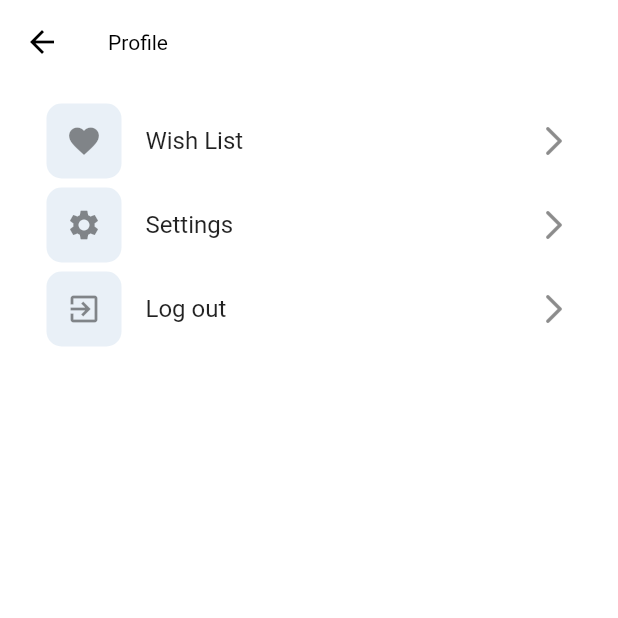
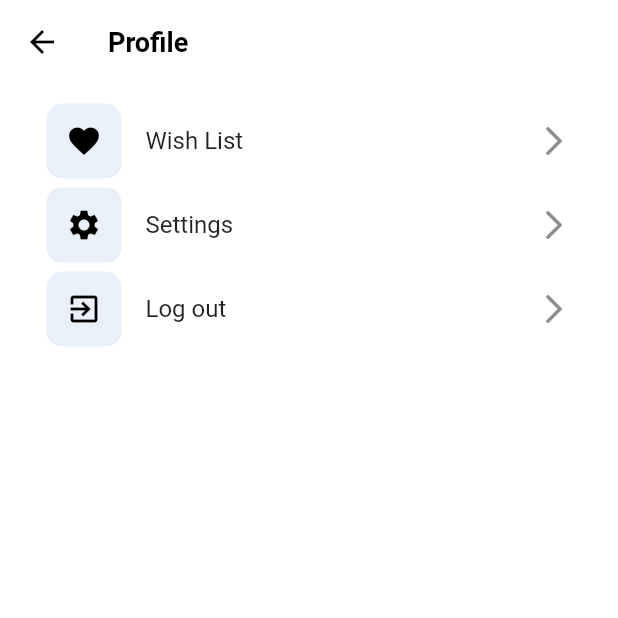
Before and after one commit to RB105/Organico, a Flutter app: the ProfilePage screen opened directly, on a phone screen of 412 x 824 dp, the top half of it. Run offline on Flutter 3.47's test engine with Material 2 defaults, Android fonts, the phone set to English and light mode, and no system bars; our stand-ins replace adaptive_theme, cloud_firestore, firebase_auth, firebase_core, flutter_svg, fluttertoast; accounts and stored records are empty; network calls fail.

Commit message:
soma bugs fixed

```diff
--- a/lib/core/theme/dark_mode.dart
+++ b/lib/core/theme/dark_mode.dart
@@ -7,7 +7,7 @@ class DarkThemeMode {
         elevation: 0.0,
           backgroundColor: Colors.transparent,
           iconTheme: IconThemeData(color: Colors.white),
-          titleTextStyle: TextStyle(color: Colors.white)),
+          titleTextStyle: TextStyle(color: Colors.white,fontWeight: FontWeight.bold,fontSize: 18)),
       listTileTheme: const ListTileThemeData(
 
         iconColor: Colors.white,
--- a/lib/core/theme/light_mode.dart
+++ b/lib/core/theme/light_mode.dart
@@ -5,7 +5,7 @@ class LightThemeMode {
       scaffoldBackgroundColor: const Color(0xffFFFFFF),
       appBarTheme: const AppBarTheme(
           backgroundColor: Colors.transparent,
-          titleTextStyle: TextStyle(color: Colors.black),
+          titleTextStyle: TextStyle(color: Colors.black,fontWeight: FontWeight.bold,fontSize: 18),
           elevation: 0,
           iconTheme: IconThemeData(color: Colors.black)),
       elevatedButtonTheme: ElevatedButtonThemeData(
--- a/lib/view/auth/sign_up_page.dart
+++ b/lib/view/auth/sign_up_page.dart
@@ -116,7 +116,7 @@ the field below to sign in""",
                                 await provider.signUp().then((response) {
                                   if (response) {
                                     Navigator.pushNamedAndRemoveUntil(
-                                        context, '/', (route) => false);
+                                        context, 'currentScreen', (route) => false);
                                   } else if (response == false &&
                                       provider.isRegisteredBefore) {
                                     Navigator.pushNamed(context, 'signIn');
--- a/lib/view/pages/bottom_navigation_pages/profile_page.dart
+++ b/lib/view/pages/bottom_navigation_pages/profile_page.dart
@@ -1,3 +1,5 @@
+// ignore_for_file: use_build_context_synchronously
+
 import 'package:firebase_auth/firebase_auth.dart';
 import 'package:flutter/material.dart';
 
@@ -25,7 +27,7 @@ class ProfilePage extends StatelessWidget {
                           color: const Color(0xffE9F0F7),
                           borderRadius: BorderRadius.circular(10)),
                       child: const Center(
-                        child: Icon(Icons.favorite),
+                        child: Icon(Icons.favorite,color: Colors.black),
                       ),
                     ),
               title: const Text('Wish List'),
@@ -42,7 +44,7 @@ class ProfilePage extends StatelessWidget {
                           color: const Color(0xffE9F0F7),
                           borderRadius: BorderRadius.circular(10)),
                       child: const Center(
-                        child: Icon(Icons.settings),
+                        child: Icon(Icons.settings,color: Colors.black),
                       ),
                     ),
               title: const Text('Settings'),
@@ -51,6 +53,7 @@ class ProfilePage extends StatelessWidget {
              ListTile(
               onTap: ()async{
                 await FirebaseAuth.instance.signOut();
+                Navigator.pushNamedAndRemoveUntil(context, 'signUp', (route) => false);
               },
               leading: Container(
                       height: 50,
@@ -59,7 +62,7 @@ class ProfilePage extends StatelessWidget {
                           color: const Color(0xffE9F0F7),
                           borderRadius: BorderRadius.circular(10)),
                       child: const Center(
-                        child: Icon(Icons.exit_to_app),
+                        child: Icon(Icons.exit_to_app,color: Colors.black),
                       ),
                     ),
               title: const Text('Log out'),
--- a/lib/view/pages/total_pages/category_page.dart
+++ b/lib/view/pages/total_pages/category_page.dart
@@ -71,7 +71,8 @@ class CategoryPage extends StatelessWidget {
                                         image: NetworkImage(
                                             data[index]['img'].toString()))),
                               ),
-                              Text(data[index]['name'].toString()),
+                              Text(data[index]['name'].toString(),style: const TextStyle(fontSize: 20),),
+                              Text(data[index]['market'].toString()),
                               ListTile(
                                 title: Text(
                                     "${data[index]['cost'].toString()} USD"),
```
Also changed, not shown: lib/provider/local/info_provider.dart (+23 -0 lines), lib/view/pages/bottom_navigation_pages/home_page.dart (+36 -38 lines), lib/view/pages/total_pages/info_page.dart (+11 -6 lines), lib/view/pages/total_pages/wish_list_page.dart (+17 -10 lines), 5 other files.
